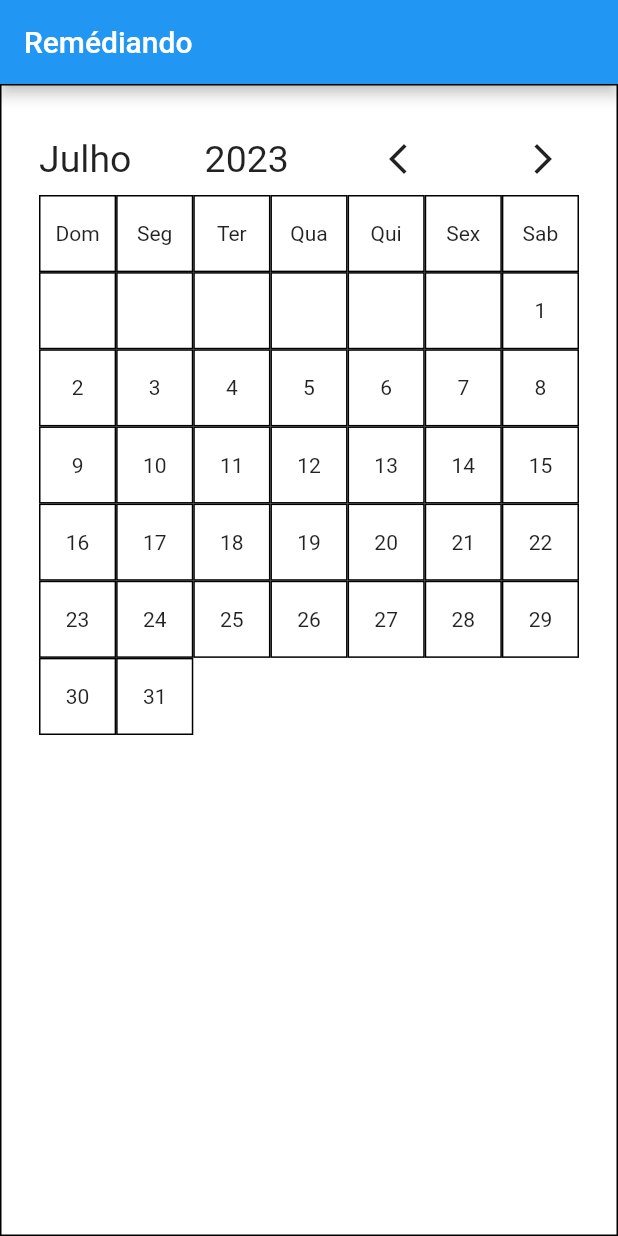
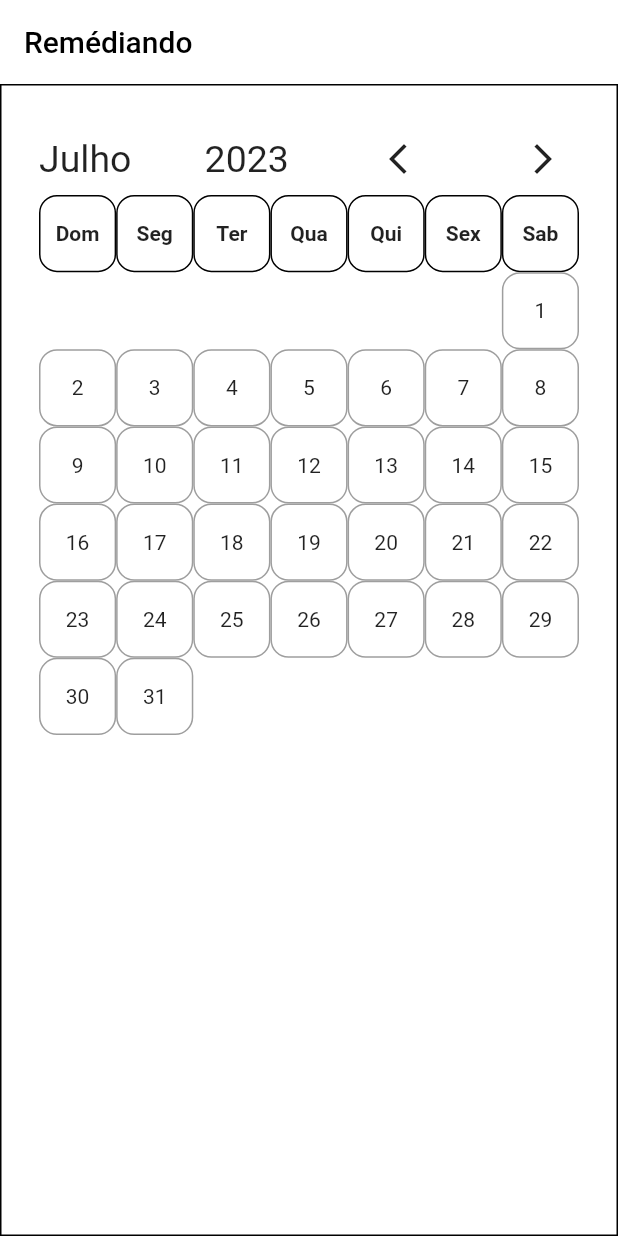
Before and after one commit to Patrickalvares/app_medicine_scheduler, a Flutter app: the screen it shows after launch, on a phone screen of 412 x 824 dp. Run offline on Flutter 3.47's test engine with Material 2 defaults, Android fonts, the phone set to English and light mode, and no system bars; our stand-ins replace table_calendar.

Commit message:
calendar decoration

```diff
--- a/lib/components/calendar.dart
+++ b/lib/components/calendar.dart
@@ -17,33 +17,63 @@ class _MounthCalendarState extends State<MounthCalendar> {
 
     List<Widget> days = [
       Container(
-          decoration: BoxDecoration(border: Border.all(color: Colors.black)),
-          child: const Center(child: Text("Dom"))),
+          decoration: BoxDecoration(
+              border: Border.all(color: Colors.black),
+              borderRadius: BorderRadius.circular(12)),
+          child: const Center(
+              child:
+                  Text("Dom", style: TextStyle(fontWeight: FontWeight.bold)))),
       Container(
-          decoration: BoxDecoration(border: Border.all(color: Colors.black)),
-          child: const Center(child: Text("Seg"))),
+          decoration: BoxDecoration(
+              border: Border.all(color: Colors.black),
+              borderRadius: BorderRadius.circular(12)),
+          child: const Center(
+              child:
+                  Text("Seg", style: TextStyle(fontWeight: FontWeight.bold)))),
       Container(
-          decoration: BoxDecoration(border: Border.all(color: Colors.black)),
-          child: const Center(child: Text("Ter"))),
+          decoration: BoxDecoration(
+              border: Border.all(color: Colors.black),
+              borderRadius: BorderRadius.circular(12)),
+          child: const Center(
+              child:
+                  Text("Ter", style: TextStyle(fontWeight: FontWeight.bold)))),
       Container(
-          decoration: BoxDecoration(border: Border.all(color: Colors.black)),
-          child: const Center(child: Text("Qua"))),
+          decoration: BoxDecoration(
+              border: Border.all(color: Colors.black),
+              borderRadius: BorderRadius.circular(12)),
+          child: const Center(
+              child:
+                  Text("Qua", style: TextStyle(fontWeight: FontWeight.bold)))),
       Container(
-          decoration: BoxDecoration(border: Border.all(color: Colors.black)),
-          child: const Center(child: Text("Qui"))),
+          decoration: BoxDecoration(
+              border: Border.all(color: Colors.black),
+              borderRadius: BorderRadius.circular(12)),
+          child: const Center(
+              child:
+                  Text("Qui", style: TextStyle(fontWeight: FontWeight.bold)))),
       Container(
-          decoration: BoxDecoration(border: Border.all(color: Colors.black)),
-          child: const Center(child: Text("Sex"))),
+          decoration: BoxDecoration(
+              border: Border.all(color: Colors.black),
+              borderRadius: BorderRadius.circular(12)),
+          child: const Center(
+              child: Text(
+            "Sex",
+            style: TextStyle(fontWeight: FontWeight.bold),
+          ))),
       Container(
-          decoration: BoxDecoration(border: Border.all(color: Colors.black)),
-          child: const Center(child: Text("Sab"))),
+          decoration: BoxDecoration(
+              border: Border.all(color: Colors.black),
+              borderRadius: BorderRadius.circular(12)),
+          child: const Center(
+              child: Text(
+            "Sab",
+            style: TextStyle(fontWeight: FontWeight.bold),
+          ))),
     ];
 
     void emptyDate(int p) {
       for (int i = 0; i < p; i++) {
-        days.add(Container(
-          decoration: BoxDecoration(border: Border.all(color: Colors.black)),
-        ));
+        days.add(Container());
       }
     }
 
@@ -57,7 +87,9 @@ class _MounthCalendarState extends State<MounthCalendar> {
       int i = 0;
       do {
         days.add(Container(
-            decoration: BoxDecoration(border: Border.all(color: Colors.black)),
+            decoration: BoxDecoration(
+                border: Border.all(color: Colors.grey),
+                borderRadius: BorderRadius.circular(12)),
             child: Center(child: Text(plusOneDay(i)))));
         i++;
       } while (int.parse(plusOneDay(i)) > 1);
--- a/lib/pages/home_page.dart
+++ b/lib/pages/home_page.dart
@@ -18,7 +18,12 @@ class _HomePageState extends State<HomePage> {
     return Scaffold(
       backgroundColor: Colors.white,
       appBar: AppBar(
-        title: const Text('Remédiando'),
+        elevation: 0,
+        backgroundColor: Colors.transparent,
+        title: const Text(
+          'Remédiando',
+          style: TextStyle(color: Colors.black),
+        ),
       ),
       body: const MounthCalendar(),
     );
```
